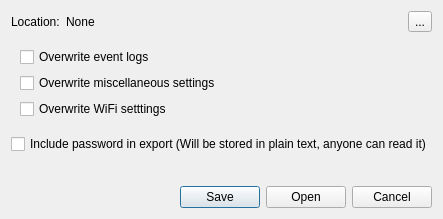
The window that src/vorta/assets/UI/backup.ui (borgbase/vorta) describes before a commit, drawn with Qt 5.
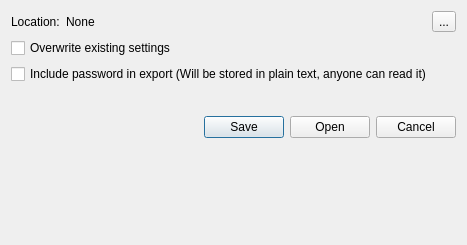
The same window after the commit.

Commit message: Combine 3 overrides back into 1

Diff of the .ui file:
```diff
--- a/src/vorta/assets/UI/backup.ui
+++ b/src/vorta/assets/UI/backup.ui
@@ -2,6 +2,14 @@
 <ui version="4.0">
  <class>Dialog</class>
  <widget class="QDialog" name="Dialog">
+  <property name="geometry">
+   <rect>
+    <x>0</x>
+    <y>0</y>
+    <width>467</width>
+    <height>245</height>
+   </rect>
+  </property>
   <layout class="QFormLayout" name="formLayout">
    <item row="0" column="0">
     <widget class="QLabel" name="label_2">
@@ -28,44 +36,14 @@
      </item>
     </layout>
    </item>
-   <item row="1" column="0" colspan="2">
-    <widget class="QWidget" name="overrideButtons" native="true">
-     <layout class="QVBoxLayout" name="verticalLayout_4">
-      <item>
-       <widget class="QCheckBox" name="overrideEvent">
-        <property name="text">
-         <string>Overwrite event logs</string>
-        </property>
-        <property name="checked">
-         <bool>false</bool>
-        </property>
-       </widget>
-      </item>
-      <item>
-       <widget class="QCheckBox" name="overrideMisc">
-        <property name="text">
-         <string>Overwrite miscellaneous settings</string>
-        </property>
-       </widget>
-      </item>
-      <item>
-       <widget class="QCheckBox" name="overrideWifi">
-        <property name="text">
-         <string>Overwrite WiFi setttings</string>
-        </property>
-       </widget>
-      </item>
-     </layout>
-    </widget>
-   </item>
-   <item row="2" column="0" colspan="2">
+   <item row="3" column="0" colspan="2">
     <widget class="QCheckBox" name="storePassword">
      <property name="text">
       <string>Include password in export (Will be stored in plain text, anyone can read it)</string>
      </property>
     </widget>
    </item>
-   <item row="3" column="1">
+   <item row="4" column="1">
     <widget class="QLabel" name="errors">
      <property name="sizePolicy">
       <sizepolicy hsizetype="Expanding" vsizetype="Preferred">
@@ -92,13 +70,23 @@
      </property>
     </widget>
    </item>
-   <item row="4" column="1">
+   <item row="5" column="1">
     <widget class="QDialogButtonBox" name="buttonBox">
      <property name="standardButtons">
       <set>QDialogButtonBox::Cancel|QDialogButtonBox::Open|QDialogButtonBox::Save</set>
      </property>
     </widget>
    </item>
+   <item row="2" column="0" colspan="2">
+    <widget class="QCheckBox" name="overrideExisting">
+     <property name="text">
+      <string>Overwrite existing settings</string>
+     </property>
+     <property name="checked">
+      <bool>false</bool>
+     </property>
+    </widget>
+   </item>
   </layout>
  </widget>
  <resources/>
```
The commit also changes 2 other files.
